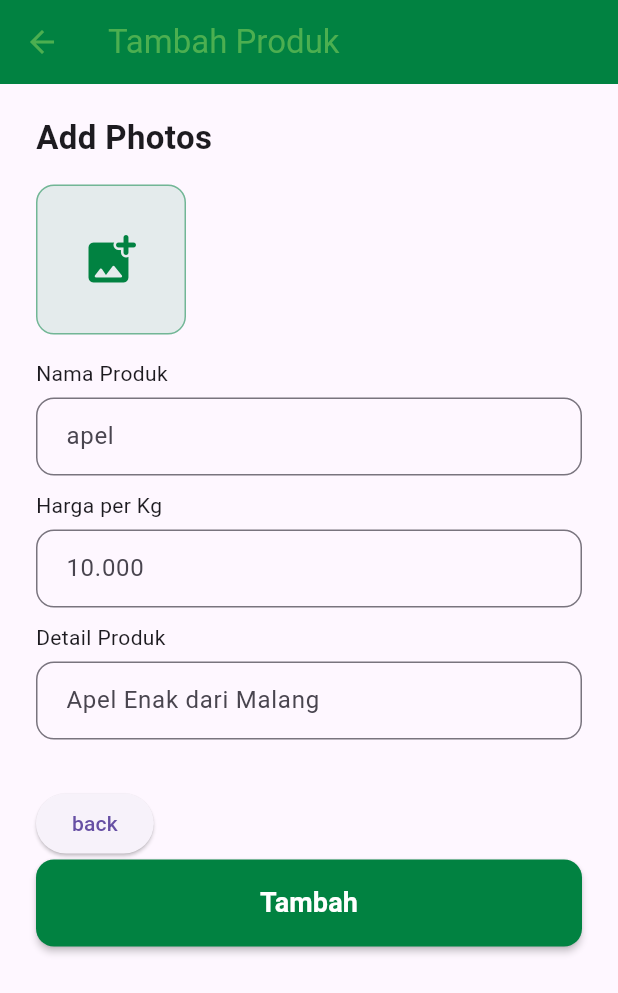
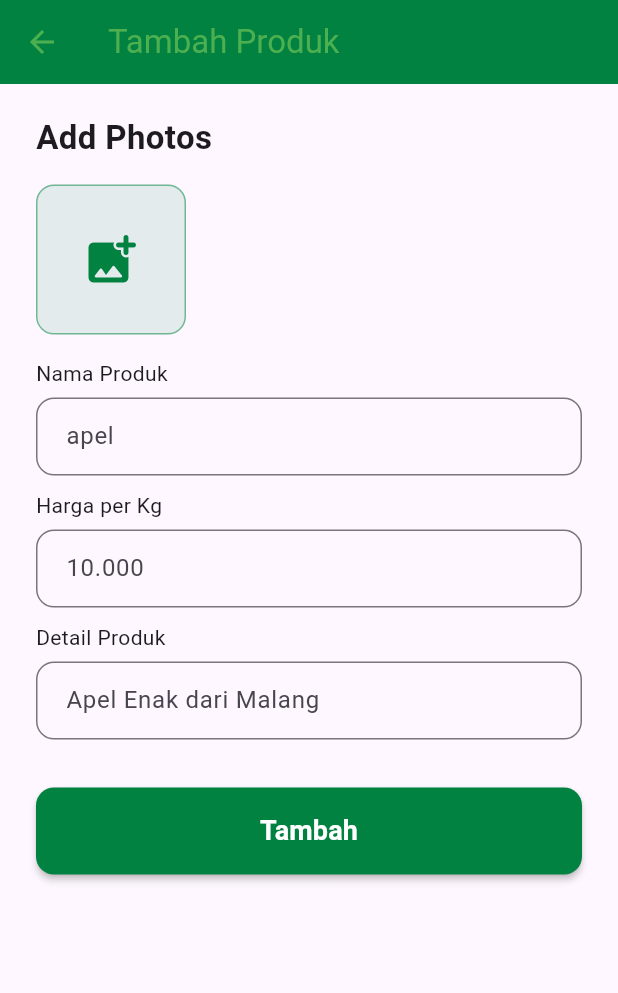
Before and after one commit to ArdhikaRizki/ProjectGemastik, a Flutter app: the addCatalogView screen opened by its route, on a phone screen of 412 x 824 dp. Shown: the top 993 px of the screen. Run offline on Flutter 3.47's test engine with Material 3 defaults, Android fonts, the phone set to English and light mode, and no system bars; our stand-ins replace carousel_slider, cloud_firestore, firebase_auth, firebase_core, get, image_picker and 1 more; missing offline and left inert: dart:ffi; accounts and stored records are empty.

Commit message:
page tambah catalog petani

```diff
--- a/lib/page_petani/add_catalog_petani/addCatalogView.dart
+++ b/lib/page_petani/add_catalog_petani/addCatalogView.dart
@@ -156,7 +156,6 @@ class addCatalogView extends StatelessWidget {
               ),
             ),
             const SizedBox(height: 32),
-            ElevatedButton(onPressed: (){Get.back();}, child: Text("back")),
             // --- Tombol Submit ---
             SizedBox(
               width: double.infinity,
```
